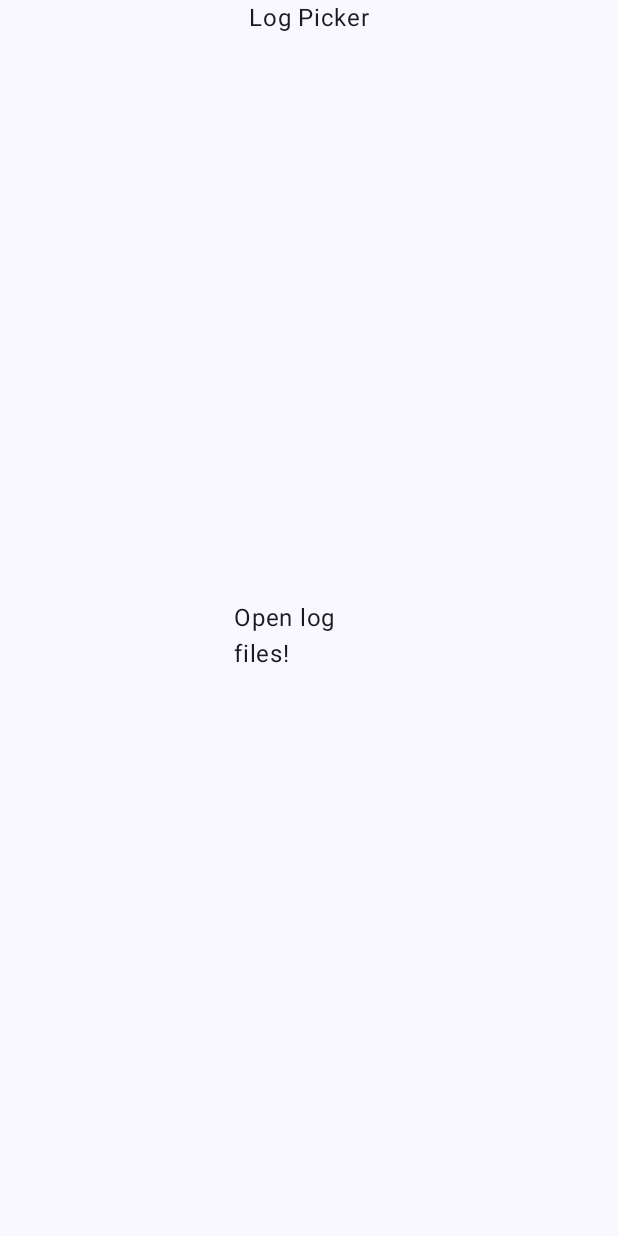
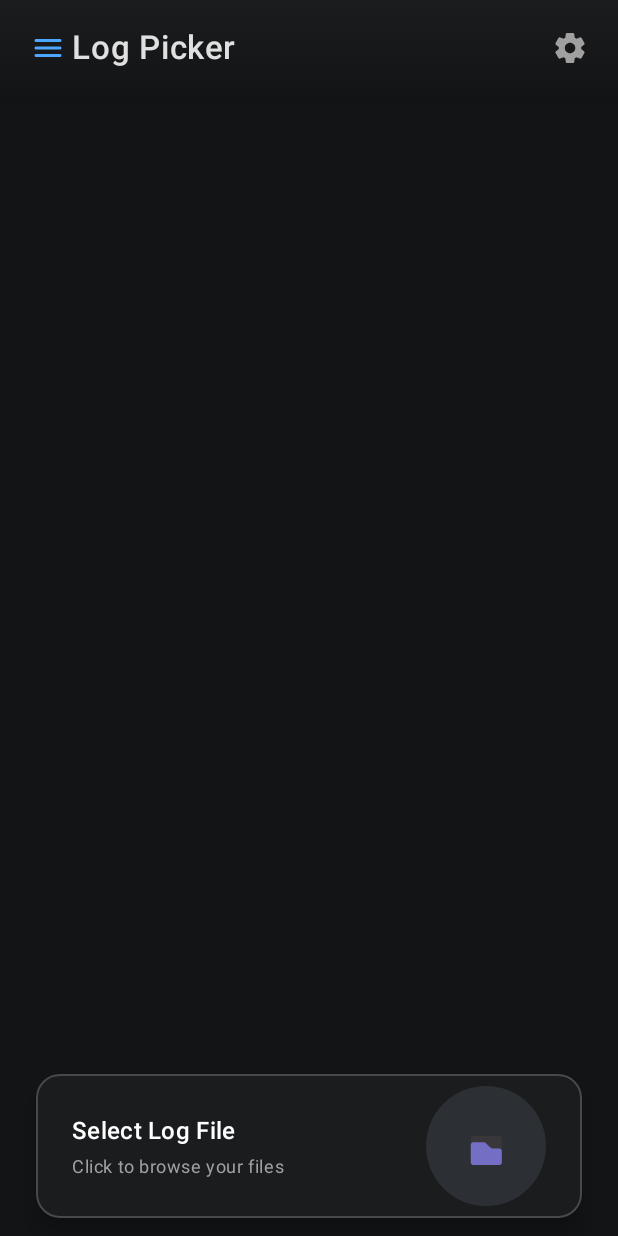
Before and after one commit to SAIF879/LogBridge, an Android app built with Jetpack Compose: the screen it shows after launch (MainActivity), on a phone screen of 412 x 824 dp. Before the commit the screen is almost empty. Run offline under Robolectric (Android 15) with nearby library versions, the phone set to English and light mode, and no system bars; our stand-ins replace Timber, Voyager.

Commit message:
adding buttons , topbar , ui changes in main screen

```diff
--- a/app/build.gradle.kts
+++ b/app/build.gradle.kts
@@ -68,4 +68,6 @@ dependencies {
     implementation(libs.kotlinx.coroutines.core)
     //Timber (Logging)
     implementation (libs.timber)
+    //Lottie Animation
+    implementation(libs.lottie.compose)
 }
--- /dev/null
+++ b/app/src/main/java/com/example/logbridge/ui/composables/FilePickerButton.kt
@@ -0,0 +1,97 @@
+package com.example.logbridge.ui.composables
+
+import androidx.compose.foundation.BorderStroke
+import androidx.compose.foundation.background
+import androidx.compose.foundation.clickable
+import androidx.compose.foundation.interaction.MutableInteractionSource
+import androidx.compose.foundation.isSystemInDarkTheme
+import androidx.compose.foundation.layout.Arrangement
+import androidx.compose.foundation.layout.Box
+import androidx.compose.foundation.layout.Column
+import androidx.compose.foundation.layout.Row
+import androidx.compose.foundation.layout.Spacer
+import androidx.compose.foundation.layout.fillMaxSize
+import androidx.compose.foundation.layout.fillMaxWidth
+import androidx.compose.foundation.layout.height
+import androidx.compose.foundation.layout.padding
+import androidx.compose.foundation.layout.size
+import androidx.compose.foundation.shape.CircleShape
+import androidx.compose.foundation.shape.RoundedCornerShape
+import androidx.compose.material.ripple.rememberRipple
+import androidx.compose.material3.Card
+import androidx.compose.material3.CardDefaults
+import androidx.compose.material3.MaterialTheme
+import androidx.compose.material3.Text
+import androidx.compose.runtime.Composable
+import androidx.compose.runtime.remember
+import androidx.compose.ui.Alignment
+import androidx.compose.ui.Modifier
+import androidx.compose.ui.graphics.Color
+import androidx.compose.ui.text.font.FontWeight
+import androidx.compose.ui.unit.dp
+import com.example.logbridge.R
+
+@Composable
+fun FilePickerButton(onClick: () -> Unit) {
+    val interactionSource = remember { MutableInteractionSource() }
+    val borderColor = if (isSystemInDarkTheme()) Color(0xFF6C6C6C) else Color(0xFFB0B0B0)
+
+    Card(
+        modifier = Modifier.run {
+            fillMaxWidth()
+                .height(120.dp)
+                .padding(horizontal = 24.dp, vertical = 12.dp)
+                .clickable(
+                    interactionSource = interactionSource,
+                    indication = null,
+                    onClick = onClick
+                )
+        },
+        shape = RoundedCornerShape(16.dp),
+        elevation = CardDefaults.cardElevation(defaultElevation = 8.dp),
+        colors = CardDefaults.cardColors(
+            containerColor = Color(0xFF1A1C1E),
+            contentColor = Color.White
+        ),
+        border = BorderStroke(width = 1.dp, color = borderColor.copy(alpha = 0.3f))
+    ) {
+        Row(
+            modifier = Modifier
+                .fillMaxSize()
+                .padding(horizontal = 24.dp),
+            verticalAlignment = Alignment.CenterVertically,
+            horizontalArrangement = Arrangement.SpaceBetween
+        ) {
+            Column(
+                verticalArrangement = Arrangement.Center,
+                modifier = Modifier.weight(1f)
+            ) {
+                Text(
+                    text = "Select Log File",
+                    style = MaterialTheme.typography.titleMedium,
+                    fontWeight = FontWeight.SemiBold
+                )
+                Spacer(modifier = Modifier.height(4.dp))
+                Text(
+                    text = "Click to browse your files",
+                    style = MaterialTheme.typography.bodySmall,
+                    color = Color(0xFFA0A0A0)
+                )
+            }
+
+            Box(
+                modifier = Modifier
+                    .size(80.dp)
+                    .background(
+                        color = Color(0xFF2C2F33),
+                        shape = CircleShape
+                    )
+                    .padding(12.dp)
+            ) {
+            LottieAnimation(R.raw.file, size = 80.dp , modifier = Modifier
+                .align(Alignment.Center)
+                .padding(10.dp))
+            }
+        }
+    }
+}
--- /dev/null
+++ b/app/src/main/java/com/example/logbridge/ui/composables/LogPickerTopAppBar.kt
@@ -0,0 +1,68 @@
+package com.example.logbridge.ui.composables
+
+import androidx.compose.foundation.background
+import androidx.compose.foundation.clickable
+import androidx.compose.foundation.layout.padding
+import androidx.compose.material.icons.Icons
+import androidx.compose.material.icons.rounded.Menu
+import androidx.compose.material.icons.rounded.Settings
+import androidx.compose.material3.*
+import androidx.compose.runtime.Composable
+import androidx.compose.ui.Modifier
+import androidx.compose.ui.draw.shadow
+import androidx.compose.ui.graphics.Brush
+import androidx.compose.ui.graphics.Color
+import androidx.compose.ui.graphics.RectangleShape
+import androidx.compose.ui.text.font.FontWeight
+import androidx.compose.ui.unit.dp
+import androidx.compose.ui.unit.sp
+
+@OptIn(ExperimentalMaterial3Api::class)
+@Composable
+fun LogPickerTopAppBar(
+    onMenuClick: () -> Unit = {},
+    onSettingsClick: () -> Unit = {}
+) {
+    TopAppBar(
+        title = {
+            Text(
+                text = "Log Picker",
+                style = MaterialTheme.typography.titleLarge.copy(
+                    fontWeight = FontWeight.SemiBold,
+                    letterSpacing = 0.5.sp
+                ),
+                color = Color(0xFFE0E0E0)
+            )
+        },
+        navigationIcon = {
+            Icon(
+                imageVector = Icons.Rounded.Menu,
+                contentDescription = "Menu",
+                modifier = Modifier
+                    .padding(start = 16.dp)
+                    .clickable { onMenuClick() },
+                tint = Color(0xFF4DA6FF)
+            )
+        },
+        actions = {
+            Icon(
+                imageVector = Icons.Rounded.Settings,
+                contentDescription = "Settings",
+                modifier = Modifier
+                    .padding(end = 16.dp)
+                    .clickable { onSettingsClick() },
+                tint = Color(0xFFA0A0A0)
+            )
+        },
+        modifier = Modifier
+            .shadow(elevation = 8.dp, shape = RectangleShape)
+            .background(
+                brush = Brush.verticalGradient(
+                    colors = listOf(Color(0xFF1A1C1E), Color(0xFF121416))
+                )
+            ),
+        colors = TopAppBarDefaults.topAppBarColors(
+            containerColor = Color.Transparent
+        )
+    )
+}
--- /dev/null
+++ b/app/src/main/java/com/example/logbridge/ui/composables/LottieAnimationFromAsset.kt
@@ -0,0 +1,26 @@
+package com.example.logbridge.ui.composables
+
+import androidx.compose.runtime.*
+import androidx.compose.foundation.layout.*
+import androidx.compose.ui.Modifier
+import androidx.compose.ui.unit.Dp
+import androidx.compose.ui.unit.dp
+import com.airbnb.lottie.compose.*
+@Composable
+fun LottieAnimation(
+    rawResId: Int,
+    size: Dp = 200.dp,
+    modifier: Modifier = Modifier
+) {
+    val composition by rememberLottieComposition(LottieCompositionSpec.RawRes(rawResId))
+    val progress by animateLottieCompositionAsState(
+        composition = composition,
+        iterations = LottieConstants.IterateForever
+    )
+
+    LottieAnimation(
+        composition = composition,
+        progress = { progress },
+        modifier = modifier.size(size)
+    )
+}
--- a/app/src/main/java/com/example/logbridge/ui/screens/logPicker/LogPickerScreen.kt
+++ b/app/src/main/java/com/example/logbridge/ui/screens/logPicker/LogPickerScreen.kt
@@ -1,8 +1,8 @@
 package com.example.logbridge.ui.screens.logPicker
 
-import android.content.Context
+
 import android.net.Uri
-import android.provider.OpenableColumns
+
 import android.widget.Toast
 import androidx.activity.compose.rememberLauncherForActivityResult
 import androidx.activity.result.contract.ActivityResultContracts
@@ -14,12 +14,16 @@ import androidx.compose.material3.Text
 import androidx.compose.runtime.Composable
 import androidx.compose.ui.Modifier
 import androidx.compose.ui.draw.clip
+import androidx.compose.ui.graphics.Color
 import androidx.compose.ui.platform.LocalContext
 import androidx.compose.ui.unit.dp
 import cafe.adriel.voyager.core.screen.Screen
 import cafe.adriel.voyager.navigator.LocalNavigator
 import cafe.adriel.voyager.navigator.currentOrThrow
+import com.example.logbridge.ui.composables.FilePickerButton
+import com.example.logbridge.ui.composables.LogPickerTopAppBar
 import com.example.logbridge.ui.screens.logDetails.LogDetailsScreen
+import com.example.logbridge.utils.utiltyAndExtentions.getFileNameFromUri
 import timber.log.Timber
 
 object LogPickerScreen : Screen {
@@ -50,14 +54,8 @@ object LogPickerScreen : Screen {
         }
 
         Scaffold(
-            topBar = {
-                Row(
-                    modifier = Modifier.fillMaxWidth(),
-                    horizontalArrangement = Arrangement.Center
-                ) {
-                    Text(text = "Log Picker")
-                }
-            }
+            topBar = { LogPickerTopAppBar() },
+            containerColor = Color(0xFF121416) // Dark background
         ) { paddingValues ->
             Column(
                 modifier = Modifier
@@ -66,33 +64,11 @@ object LogPickerScreen : Screen {
                 verticalArrangement = Arrangement.Center,
                 horizontalAlignment = androidx.compose.ui.Alignment.CenterHorizontally
             ) {
-                Box(
-                    modifier = Modifier
-                        .size(100.dp)
-                        .clip(RoundedCornerShape(10.dp))
-                        .clickable {
-                            // ✅ Directly launch file picker — no permission needed
-                            filePickerLauncher.launch(arrayOf("text/plain"))
-                        },
-                    contentAlignment = androidx.compose.ui.Alignment.Center
-                ) {
-                    Text("Open log files!")
+                Box(modifier = Modifier.weight(1f).padding(bottom = 20.dp)) // replace with lazy column for the saveed files output via outbox
+                FilePickerButton {
+                    filePickerLauncher.launch(arrayOf("text/plain"))
                 }
             }
         }
     }
 }
-
-// Utility to extract file name from URI
-private fun getFileNameFromUri(context: Context, uri: Uri): String? {
-    val cursor = context.contentResolver.query(uri, null, null, null, null)
-    cursor?.use {
-        if (it.moveToFirst()) {
-            val nameIndex = it.getColumnIndex(OpenableColumns.DISPLAY_NAME)
-            if (nameIndex != -1) {
-                return it.getString(nameIndex)
-            }
-        }
-    }
-    return null
-}
--- /dev/null
+++ b/app/src/main/java/com/example/logbridge/utils/utiltyAndExtentions/getFileNameFromUri.kt
@@ -0,0 +1,21 @@
+package com.example.logbridge.utils.utiltyAndExtentions
+
+import android.provider.OpenableColumns
+import android.content.Context
+import android.net.Uri
+
+// Utility to extract file name from URI
+ fun getFileNameFromUri(context: Context, uri: Uri): String? {
+    val cursor = context.contentResolver.query(uri,
+        null, null,
+        null, null)
+    cursor?.use {
+        if (it.moveToFirst()) {
+            val nameIndex = it.getColumnIndex(OpenableColumns.DISPLAY_NAME)
+            if (nameIndex != -1) {
+                return it.getString(nameIndex)
+            }
+        }
+    }
+    return null
+}
--- a/gradle/libs.versions.toml
+++ b/gradle/libs.versions.toml
@@ -10,6 +10,7 @@ kotlinxCoroutinesCore = "1.10.2"
 lifecycleRuntimeKtx = "2.9.1"
 activityCompose = "1.10.1"
 composeBom = "2024.09.00"
+lottieCompose = "6.4.0"
 timber = "5.0.1"
 voyagerNavigator = "1.1.0-beta02"
 voyagerScreenmodel = "1.1.0-beta02"
@@ -31,6 +32,7 @@ androidx-ui-test-junit4 = { group = "androidx.compose.ui", name = "ui-test-junit
 androidx-material3 = { group = "androidx.compose.material3", name = "material3" }
 koin-android = { module = "io.insert-koin:koin-android", version.ref = "koinAndroid" }
 kotlinx-coroutines-core = { module = "org.jetbrains.kotlinx:kotlinx-coroutines-core", version.ref = "kotlinxCoroutinesCore" }
+lottie-compose = { module = "com.airbnb.android:lottie-compose", version.ref = "lottieCompose" }
 timber = { module = "com.jakewharton.timber:timber", version.ref = "timber" }
 voyager-navigator = { module = "cafe.adriel.voyager:voyager-navigator", version.ref = "voyagerNavigator" }
 voyager-screenmodel = { module = "cafe.adriel.voyager:voyager-screenmodel", version.ref = "voyagerScreenmodel" }
```
Also changed, not shown: app/src/main/res/raw/file.json (added, +1 -0 lines).
